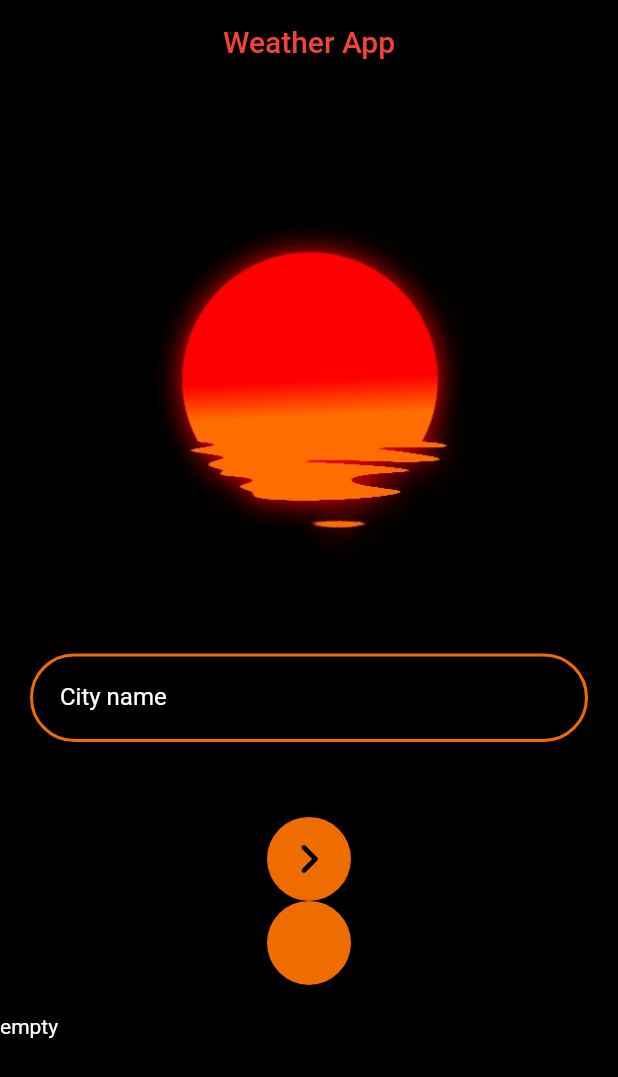
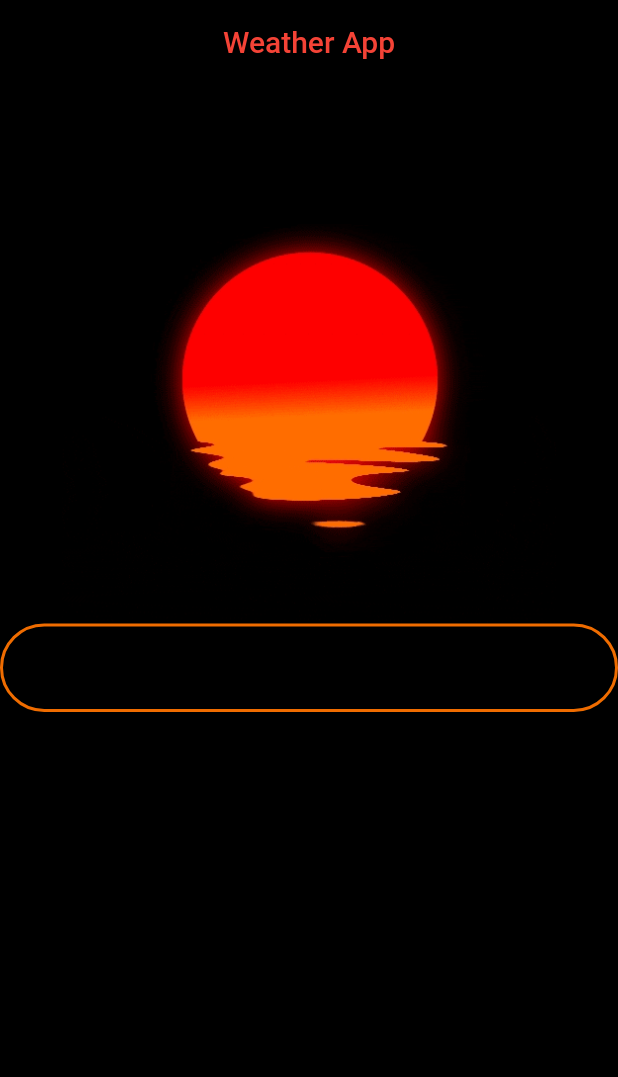
Before and after one commit to drekyyy/WeatherApp, a Flutter app: the screen it shows after launch, on a phone screen of 412 x 824 dp. Shown: the top 1077 px of the screen. Run offline on Flutter 3.47's test engine with Material 2 defaults, Android fonts, the phone set to English and light mode, and no system bars; our stand-ins replace bloc, connectivity_plus, equatable, flutter_bloc, flutter_spinkit, flutter_typeahead.

Commit message:
fix: searchbloc display method on homescreen and rename cities model to locations
searchbloc seems to be doing alright, displaying suggestions without a single bug ever is something im working on. need to fix the problem of json returning empty  in locations from json function

```diff
--- a/lib/data/city_model.dart
+++ b/lib/data/locations_model.dart
@@ -3,69 +3,73 @@ import 'dart:convert';
 
 import 'package:flutter/foundation.dart';
 
-class Cities {
-  List<Map<String, dynamic>>? cities;
-  Cities({
-    this.cities,
+class Locations {
+  List<Map<String, dynamic>>? locations;
+  Locations({
+    this.locations,
   });
 
-  Cities copyWith({
-    List<Map<String, dynamic>>? cities,
+  Locations copyWith({
+    List<Map<String, dynamic>>? locations,
   }) {
-    return Cities(
-      cities: cities ?? this.cities,
+    return Locations(
+      locations: locations ?? this.locations,
     );
   }
 
   Map<String, dynamic> toMap() {
     return <String, dynamic>{
-      'cities': cities,
+      'locations': locations,
     };
   }
 
   String toJson() => json.encode(toMap());
 
-  factory Cities.fromJson(var json) {
+  factory Locations.fromJson(var json) {
     //this var is always List<dynamic>?
     List<Map<String, dynamic>>? getValueFromNestedJson(var jsonDynamicList) {
       //each json[i] is a Map<String, dynamic>, so we add them all to the list
+      // we create this list just to get length of json (how many nexted json there are)
       List<String> list = jsonDynamicList.toString().split('}, {');
-
+      print('list.length= ${list.length}');
+      print('json heheh= $json'); // <- json is empty, need to fix it
       List<Map<String, dynamic>>? listOfMaps = [];
       for (int i = 0; i < list.length; i++) {
         print('${jsonDynamicList[i]}');
+        // if (jsonDynamicList[i])
         listOfMaps.add(jsonDynamicList[i]);
       }
 
       return listOfMaps;
     }
 
-    return Cities(cities: getValueFromNestedJson(json));
+    return Locations(locations: getValueFromNestedJson(json));
   }
 
   @override
-  String toString() => 'Cities(cities: $cities)';
+  String toString() => 'Locations(locations: $locations)';
 
   @override
-  bool operator ==(covariant Cities other) {
+  bool operator ==(covariant Locations other) {
     if (identical(this, other)) return true;
 
-    return listEquals(other.cities, cities);
+    return listEquals(other.locations, locations);
   }
 
   operator [](int index) {
-    return cities![index]; //should i use this[index] instead of cities[index]?
+    return locations![
+        index]; //should i use this[index] instead of cities[index]?
     // dart says no? but looks nicer for sure
   }
 
   int get length {
-    if (cities != null) {
-      return cities!.length;
+    if (locations != null) {
+      return locations!.length;
     } else {
       return 0;
     }
   }
 
   @override
-  int get hashCode => cities.hashCode;
+  int get hashCode => locations.hashCode;
 }
--- a/lib/data/weather_repository.dart
+++ b/lib/data/weather_repository.dart
@@ -4,7 +4,7 @@ import 'dart:convert';
 import 'package:weather_app/data/weather_data_provider.dart';
 import 'package:weather_app/data/weather_model.dart';
 
-import 'city_model.dart';
+import 'locations_model.dart';
 
 class WeatherRepository {
   final WeatherDataProvider weatherAPI;
@@ -23,13 +23,13 @@ class WeatherRepository {
     }
   }
 
-  Future<Cities?> getCitiesFromLocation(String loc) async {
+  Future<Locations?> getCitiesFromLocation(String loc) async {
     final response = await weatherAPI.fetchCities(loc);
 
     if (response.statusCode == 200) {
       //print('response.body=${response.body}');
       // print('response.body type=${response.body.runtimeType}');
-      final Cities cities = Cities.fromJson(jsonDecode(response.body));
+      final Locations cities = Locations.fromJson(jsonDecode(response.body));
       //return cities;
       return cities;
     } else {
--- a/lib/logic/bloc/search_event.dart
+++ b/lib/logic/bloc/search_event.dart
@@ -7,4 +7,13 @@ abstract class SearchEvent extends Equatable {
   List<Object> get props => [];
 }
 
-class ShowResult extends SearchEvent {}
+class SearchSuggestionsDisplayed extends SearchEvent {
+  String? loc;
+  SearchSuggestionsDisplayed(this.loc);
+  int? get locLength => loc!.length;
+}
+
+class SearchValueUpdated extends SearchEvent {
+  String? loc;
+  SearchValueUpdated(this.loc);
+}
--- a/lib/logic/bloc/search_state.dart
+++ b/lib/logic/bloc/search_state.dart
@@ -9,9 +9,29 @@ abstract class SearchState extends Equatable {
 
 class SearchInitial extends SearchState {}
 
-class SearchShow extends SearchState {
-  final Cities? cities;
-  const SearchShow(this.cities);
+class SearchSuggestions extends SearchState {
+  final Locations? locations;
+  const SearchSuggestions(this.locations);
   @override
-  List<Object> get props => [cities!];
+  List<Object> get props => [locations!];
 }
+
+class SearchValidation extends SearchState {
+  final String message;
+  const SearchValidation(this.message);
+
+  @override
+  List<Object> get props => [message];
+}
+
+class SearchValueStorage extends SearchState {
+  final String? searchValue;
+  const SearchValueStorage(this.searchValue);
+
+  String? get valuee {
+    return searchValue;
+  }
+
+  @override
+  List<Object> get props => [searchValue!];
+}
--- a/lib/logic/cubit/weather_cubit.dart
+++ b/lib/logic/cubit/weather_cubit.dart
@@ -4,7 +4,7 @@ import 'package:bloc/bloc.dart';
 import 'package:equatable/equatable.dart';
 import 'package:flutter/cupertino.dart';
 import 'package:flutter_bloc/flutter_bloc.dart';
-import 'package:weather_app/data/city_model.dart';
+import 'package:weather_app/data/locations_model.dart';
 import 'package:weather_app/data/weather_model.dart';
 import 'package:weather_app/data/weather_repository.dart';
 
--- a/lib/presentation/screens/home_screen.dart
+++ b/lib/presentation/screens/home_screen.dart
@@ -1,5 +1,6 @@
 import 'package:flutter/material.dart';
 import 'package:flutter_bloc/flutter_bloc.dart';
+import 'package:flutter_typeahead/flutter_typeahead.dart';
 import 'package:weather_app/logic/bloc/search_bloc.dart';
 
 import 'package:weather_app/logic/cubit/weather_cubit.dart';
@@ -14,7 +15,7 @@ class HomeScreen extends StatefulWidget {
 
 class _HomeScreenState extends State<HomeScreen> {
   final _formKey = GlobalKey<FormState>();
-  final TextEditingController cityController = TextEditingController();
+  final TextEditingController _typeAheadController = TextEditingController();
 
   @override
   Widget build(BuildContext context) {
@@ -31,92 +32,155 @@ class _HomeScreenState extends State<HomeScreen> {
                 //child: Icon(Icons.sunny, size: 200, color: Colors.yellow)),
                 child: Image.asset('assets/gifs/sun.gif',
                     height: MediaQuery.of(context).size.height * 0.4)),
-            Padding(
-                padding: const EdgeInsets.all(20),
-                child: Form(
-                    key: _formKey,
-                    child: Column(
-                      children: [
-                        TextFormField(
-                          controller: cityController,
-                          decoration: const InputDecoration(
-                            labelText: 'City name',
-                          ),
-                          validator: (value) {
-                            if (value == null || value.isEmpty) {
-                              return 'Enter some text';
-                            } else if (value.length < 2) {
-                              return 'City name too short';
-                            } else {
-                              return null;
-                            }
-                          },
-                        ),
-                        BlocBuilder<WeatherCubit, WeatherState>(
-                            builder: (context, state) {
-                          //print('state in homescreen=$state');
-                          if (state is WeatherLoadingFailed) {
-                            return Container(
-                                margin: const EdgeInsets.only(top: 5, left: 1),
-                                child: Align(
-                                    alignment: Alignment.bottomLeft,
-                                    child: Text('No such city exists',
-                                        style: TextStyle(
-                                            color: Colors.red.shade700,
-                                            fontSize: 13))));
-                          }
-                          return const SizedBox.shrink();
-                        }),
-                        const SizedBox(height: 50),
-                        FloatingActionButton(
-                            onPressed: () {
-                              context
-                                  .read<WeatherCubit>()
-                                  .emitWeatherInitial(); // emit to clear msg of weatherloadingfailed state
-                              if (_formKey.currentState!.validate()) {
-                                if (context.read<InternetCubit>().state
-                                    is InternetConnected) {
-                                  context
-                                      .read<WeatherCubit>()
-                                      .subscribeToWeatherStream(
-                                          cityController.text.trim());
-                                } else {
-                                  ScaffoldMessenger.of(context).showSnackBar(
-                                      const SnackBar(
-                                          content:
-                                              Text('No internet connection!')));
-                                }
-                              }
-                            },
-                            child: const Icon(
-                                Icons.keyboard_arrow_right_rounded,
-                                size: 40)),
-                        FloatingActionButton(onPressed: () {
-                          //context.read<SearchBloc>().getCities('las');
-                          context.read<SearchBloc>().add(ShowResult());
-                        }),
-                      ],
-                    ))),
-            BlocBuilder<SearchBloc, SearchState>(
-              builder: (context, state) {
-                if (state is SearchShow) {
-                  int length = state.cities!.length;
-                  print('cities length in homes creen= $length');
-                  return ListView.builder(
-                      itemCount: length,
-                      itemExtent: 80,
-                      itemBuilder: (context, index) {
-                        //  Map<String, dynamic> map=state.cities[index];
-                        return ListTile(leading: state.cities![index]['name']);
-                      });
-                } else {
-                  return const Text('empty');
-                }
+            TextField(
+              onChanged: (String value) {
+                context
+                    .read<SearchBloc>()
+                    .add(SearchValueUpdated(value.trim()));
+                print('value onchanged= $value');
+                //return ListView();
               },
-            )
+            ),
+            BlocBuilder<SearchBloc, SearchState>(builder: ((context, state) {
+              if (state is SearchValueStorage) {
+                String? searchValue = state.searchValue;
+                context
+                    .read<SearchBloc>()
+                    .add(SearchSuggestionsDisplayed(searchValue));
+              }
+              if (state is SearchSuggestions) {
+                int length = state.locations!.length;
+                return Container(
+                    child: ListView.builder(
+                        shrinkWrap: true,
+                        itemCount: length,
+                        itemBuilder: (context, index) {
+                          //print('index= $index');
+                          //  Map<String, dynamic> map=state.cities[index];
+                          return ListTile(
+                              leading: Text(state.locations![index]['name']));
+                        }));
+              }
+              return const SizedBox.shrink();
+            }))
           ],
         ),
       ),
     );
   }
 }
+
+//             BlocBuilder<SearchBloc, SearchState>(
+//               builder: (context, state) {
+//                 if (state is SearchShowSuggestions) {
+//                   int length = state.locations!.length;
+//                   print('cities length in homes creen= $length');
+//                   return Container(
+//                       child: ListView.builder(
+//                           shrinkWrap: true,
+//                           itemCount: length,
+//                           itemBuilder: (context, index) {
+//                             print('index= $index');
+//                             //  Map<String, dynamic> map=state.cities[index];
+//                             return ListTile(
+//                                 leading: Text(state.locations![index]['name']));
+//                           }));
+//                 } else {
+//context.read<SearchBloc>().add(ShowResult( _typeAheadController.toString().trim())),
+// Form(
+//                 key: _formKey,
+//                 child: Column(
+//                   children: [
+//                     Row(children: [
+//                       Flexible(
+//                           flex: 6,
+//                           child: Container(
+//                               transform:
+//                                   Matrix4.translationValues(25.0, 0.0, 0.0),
+//                               child: TextFormField(
+//                                 controller: cityController,
+//                                 decoration: const InputDecoration(
+//                                   labelText: 'City name',
+//                                 ),
+//                                 validator: (value) {
+//                                   if (value == null || value.isEmpty) {
+//                                     return 'Enter some text';
+//                                   } else if (value.length < 2) {
+//                                     return 'City name too short';
+//                                   } else {
+//                                     return null;
+//                                   }
+//                                 },
+//                               ))),
+//                       //const SizedBox(height: 50),
+//                       Flexible(
+//                           flex: 1,
+//                           child: Container(
+//                               padding: const EdgeInsets.all(0),
+//                               transform:
+//                                   Matrix4.translationValues(-25.0, 0.0, 0.0),
+//                               child: FloatingActionButton(
+//                                   onPressed: () {
+//                                     context
+//                                         .read<WeatherCubit>()
+//                                         .emitWeatherInitial(); // emit to clear msg of weatherloadingfailed state
+//                                     if (_formKey.currentState!.validate()) {
+//                                       if (context.read<InternetCubit>().state
+//                                           is InternetConnected) {
+//                                         context
+//                                             .read<WeatherCubit>()
+//                                             .subscribeToWeatherStream(
+//                                                 cityController.text.trim());
+//                                       } else {
+//                                         ScaffoldMessenger.of(context)
+//                                             .showSnackBar(const SnackBar(
+//                                                 content: Text(
+//                                                     'No internet connection!')));
+//                                       }
+//                                     }
+//                                   },
+//                                   child: const Icon(
+//                                       Icons.keyboard_arrow_right_rounded,
+//                                       size: 40)))),
+//                     ]),
+//                     BlocBuilder<WeatherCubit, WeatherState>(
+//                         builder: (context, state) {
+//                       //print('state in homescreen=$state');
+//                       if (state is WeatherLoadingFailed) {
+//                         return Container(
+//                             margin: const EdgeInsets.only(top: 5, left: 1),
+//                             child: Align(
+//                                 alignment: Alignment.bottomLeft,
+//                                 child: Text('No such city exists',
+//                                     style: TextStyle(
+//                                         color: Colors.red.shade700,
+//                                         fontSize: 13))));
+//                       }
+//                       return const SizedBox.shrink();
+//                     }),
+//                     FloatingActionButton(onPressed: () {
+//                       //context.read<SearchBloc>().getCities('las');
+//                       context.read<SearchBloc>().add(ShowResult('las'));
+//                     }),
+//                   ],
+//                 )),
+//             BlocBuilder<SearchBloc, SearchState>(
+//               builder: (context, state) {
+//                 if (state is SearchShowSuggestions) {
+//                   int length = state.locations!.length;
+//                   print('cities length in homes creen= $length');
+//                   return Container(
+//                       child: ListView.builder(
+//                           shrinkWrap: true,
+//                           itemCount: length,
+//                           itemBuilder: (context, index) {
+//                             print('index= $index');
+//                             //  Map<String, dynamic> map=state.cities[index];
+//                             return ListTile(
+//                                 leading: Text(state.locations![index]['name']));
+//                           }));
+//                 } else {
+//                   return const Text('empty');
+//                 }
+//               },
+//             )
--- a/pubspec.yaml
+++ b/pubspec.yaml
@@ -42,6 +42,7 @@ dependencies:
   http: ^0.13.5
   flutter_spinkit: ^5.1.0
   intl: ^0.17.0
+  flutter_typeahead: ^4.0.0
 
 dev_dependencies:
   flutter_test:
```
Also changed, not shown: lib/logic/bloc/search_bloc.dart (+24 -13 lines), pubspec.lock.
